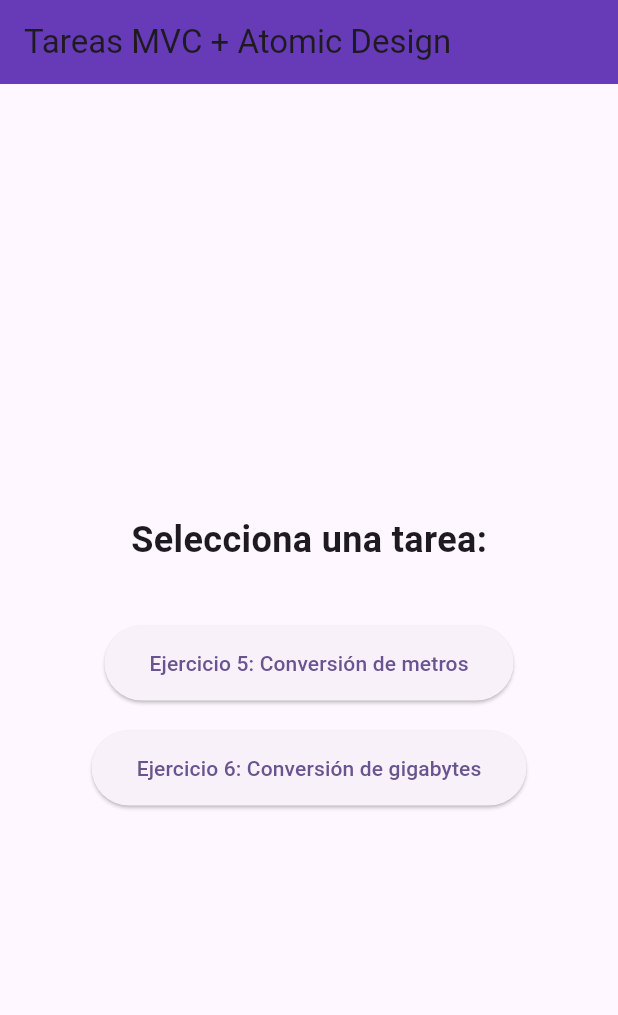
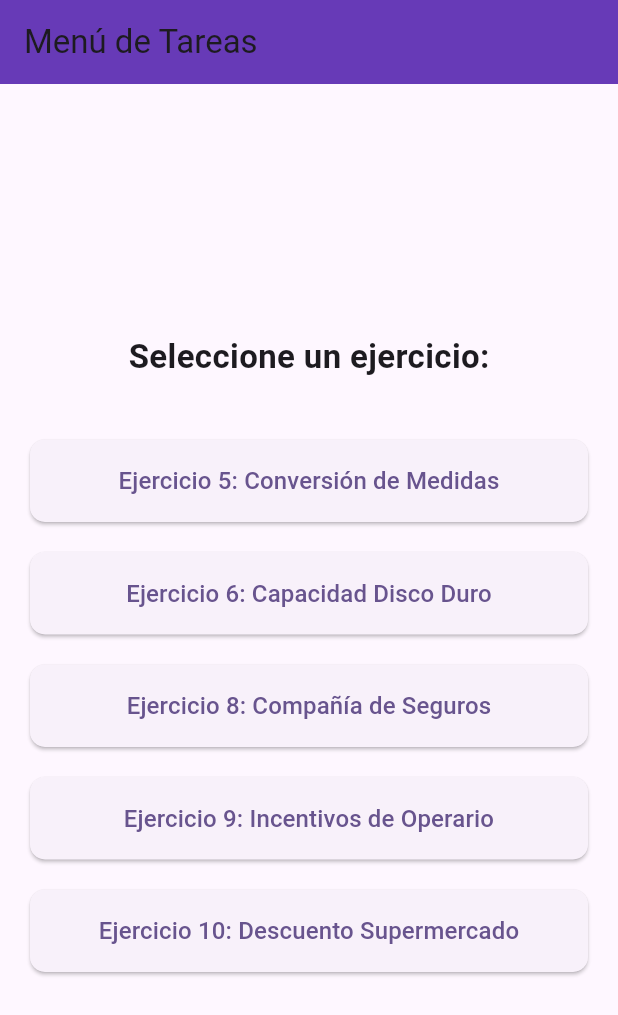
Before and after one commit to arielll669/tarea1-app-moviles, a Flutter app: the screen it shows after launch, on a phone screen of 412 x 824 dp. Shown: the top 1015 px of the screen. Run offline on Flutter 3.47's test engine with Material 3 defaults, Android fonts, the phone set to English and light mode, and no system bars.

Commit message:
home vinculado y ejercicio 9

```diff
--- a/lib/main.dart
+++ b/lib/main.dart
@@ -1,4 +1,5 @@
 import 'package:flutter/material.dart';
+import 'package:tarea1_app/views/home_view.dart';
 import 'views/ejercicio5_view.dart';
 import 'views/ejercicio6_view.dart';
 
@@ -16,7 +17,7 @@ class MyApp extends StatelessWidget {
       theme: ThemeData(
         colorScheme: ColorScheme.fromSeed(seedColor: Colors.deepPurple),
       ),
-      home: const MyHomePage(title: 'Tareas MVC + Atomic Design'),
+      home: HomePage(),
     );
   }
 }
--- /dev/null
+++ b/lib/views/home_view.dart
@@ -0,0 +1,107 @@
+import 'package:flutter/material.dart';
+
+// import 'ejercicio8_view.darimport 'ejercicio5_view.dart';
+import 'ejercicio5_view.dart';
+import 'ejercicio6_view.dart';
+import 'ejercicio9_view.dart';
+// import 'ejercicio10_view.dart';
+
+/// Átomos
+class MenuButton extends StatelessWidget {
+  final String text;
+  final VoidCallback onPressed;
+
+  MenuButton({super.key, required this.text, required this.onPressed});
+
+  @override
+  Widget build(BuildContext context) {
+    return Padding(
+      padding: const EdgeInsets.symmetric(vertical: 10.0),
+      child: ElevatedButton(
+        style: ElevatedButton.styleFrom(
+          minimumSize: Size(double.infinity, 55),
+          shape: RoundedRectangleBorder(
+            borderRadius: BorderRadius.circular(10),
+          )
+        ),
+        onPressed: onPressed,
+        child: Text(
+          text,
+          style: TextStyle(fontSize: 16),
+          textAlign: TextAlign.center,
+        ),
+      ),
+    );
+  }
+}
+
+/// Página Principal Home)
+class HomePage extends StatelessWidget {
+  @override
+  Widget build(BuildContext context) {
+    return Scaffold(
+      appBar: AppBar(
+        title: Text('Menú de Tareas'),
+        backgroundColor: Colors.deepPurple,
+      ),
+      body: Center(
+        child: SingleChildScrollView(
+          padding: EdgeInsets.all(20.0),
+          child: Column(
+            mainAxisAlignment: MainAxisAlignment.center,
+            crossAxisAlignment: CrossAxisAlignment.center,
+            children: [
+              Text(
+                'Seleccione un ejercicio:',
+                style: TextStyle(fontSize: 22, fontWeight: FontWeight.bold),
+              ),
+              SizedBox(height: 30),
+
+              MenuButton(
+                text: 'Ejercicio 5: Conversión de Medidas',
+                onPressed: () {
+
+                  Navigator.push(context, MaterialPageRoute(builder: (context) => Ejercicio5Pagina()));
+                },
+              ),
+
+              MenuButton(
+                text: 'Ejercicio 6: Capacidad Disco Duro',
+                onPressed: () {
+
+                  Navigator.push(context, MaterialPageRoute(builder: (context) => Ejercicio6Pagina()));
+                },
+              ),
+
+              MenuButton(
+                text: 'Ejercicio 8: Compañía de Seguros',
+                onPressed: () {
+
+                  // Navigator.push(context, MaterialPageRoute(builder: (context) => Ejercicio8Pagina()));
+                },
+              ),
+
+              MenuButton(
+                text: 'Ejercicio 9: Incentivos de Operario',
+                onPressed: () {
+                  Navigator.push(
+                    context,
+                    MaterialPageRoute(builder: (context) => Ejercicio9Pagina())
+                  );
+                },
+              ),
+
+              MenuButton(
+                text: 'Ejercicio 10: Descuento Supermercado',
+                onPressed: () {
+
+                  // Navigator.push(context, MaterialPageRoute(builder: (context) => Ejercicio10Pagina()));
+                },
+              ),
+            ],
+          ),
+        ),
+      ),
+    );
+  }
+}
--- a/pubspec.yaml
+++ b/pubspec.yaml
@@ -19,7 +19,7 @@ publish_to: 'none' # Remove this line if you wish to publish to pub.dev
 version: 1.0.0+1
 
 environment:
-  sdk: ^3.12.0-327.1.beta
+  sdk: '>=3.11.0 <4.0.0'
 
 # Dependencies specify other packages that your package needs in order to work.
 # To automatically upgrade your package dependencies to the latest versions
```
Also changed, not shown: lib/controllers/ejercicio9_controller.dart (added, +38 -0 lines), lib/models/ejercicio9_model.dart (added, +19 -0 lines), lib/views/ejercicio9_view.dart (added, +170 -0 lines), pubspec.lock.
